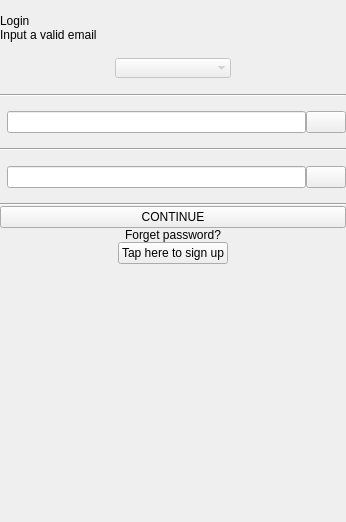
Above: ui/mobile/SignInScreen.ui from demlabs-cellframe/dap-ui-sdk before the change. Below: the same form after it.
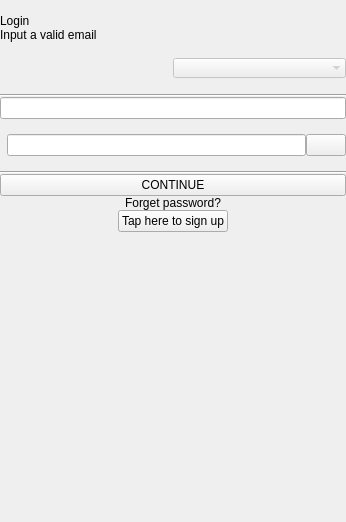
That is the form after the change. Custom widgets are drawn as their Qt base class.

Commit message: [*]New custom widget

```diff
--- a/ui/mobile/SignInScreen.ui
+++ b/ui/mobile/SignInScreen.ui
@@ -13,6 +13,34 @@
   <property name="windowTitle">
    <string>Form</string>
   </property>
+  <layout class="QHBoxLayout" name="horizontalLayout_2">
+   <property name="spacing">
+    <number>0</number>
+   </property>
+   <property name="leftMargin">
+    <number>0</number>
+   </property>
+   <property name="topMargin">
+    <number>0</number>
+   </property>
+   <property name="rightMargin">
+    <number>0</number>
+   </property>
+   <property name="bottomMargin">
+    <number>0</number>
+   </property>
+   <item>
+    <widget class="QWidget" name="wgtLeftMargin" native="true">
+     <property name="maximumSize">
+      <size>
+       <width>20</width>
+       <height>16777215</height>
+      </size>
+     </property>
+    </widget>
+   </item>
+   <item>
+    <widget class="QWidget" name="widget" native="true">
   <layout class="QVBoxLayout" name="verticalLayout">
    <property name="spacing">
     <number>0</number>
@@ -148,9 +176,6 @@
         </property>
        </widget>
       </item>
-      <item>
-       <widget class="QWidget" name="wgtRightSpacerCombobox" native="true"/>
-      </item>
      </layout>
     </widget>
    </item>
@@ -165,74 +190,7 @@
     <widget class="QWidget" name="wgtUnderComboBox" native="true"/>
    </item>
    <item>
-    <widget class="QWidget" name="wgtEmailFrame" native="true">
-     <property name="sizePolicy">
-      <sizepolicy hsizetype="Preferred" vsizetype="Fixed">
-       <horstretch>0</horstretch>
-       <verstretch>0</verstretch>
-      </sizepolicy>
-     </property>
-     <property name="minimumSize">
-      <size>
-       <width>0</width>
-       <height>51</height>
-      </size>
-     </property>
-     <property name="inputMethodHints">
-      <set>Qt::ImhLatinOnly</set>
-     </property>
-     <layout class="QHBoxLayout" name="horizontalLayout_2">
-      <property name="spacing">
-       <number>0</number>
-      </property>
-      <property name="leftMargin">
-       <number>0</number>
-      </property>
-      <property name="topMargin">
-       <number>0</number>
-      </property>
-      <property name="rightMargin">
-       <number>0</number>
-      </property>
-      <property name="bottomMargin">
-       <number>0</number>
-      </property>
-      <item alignment="Qt::AlignVCenter">
-       <widget class="QLabel" name="lblCaptionEmail">
-        <property name="text">
-         <string/>
-        </property>
-       </widget>
-      </item>
-      <item alignment="Qt::AlignVCenter">
-       <widget class="QLineEdit" name="edtEmail">
-        <property name="inputMethodHints">
-         <set>Qt::ImhEmailCharactersOnly|Qt::ImhLatinOnly</set>
-        </property>
-       </widget>
-      </item>
-      <item>
-       <widget class="QWidget" name="wgtSpacerButtonEmail" native="true"/>
-      </item>
-      <item>
-       <widget class="QPushButton" name="btnClearEmail">
-        <property name="text">
-         <string/>
-        </property>
-       </widget>
-      </item>
-      <item>
-       <widget class="QWidget" name="wgtRightSpacerEmail" native="true"/>
-      </item>
-     </layout>
-    </widget>
-   </item>
-   <item>
-    <widget class="Line" name="line_2">
-     <property name="orientation">
-      <enum>Qt::Horizontal</enum>
-     </property>
-    </widget>
+       <widget class="CustomLineEdit" name="edtEmail"/>
    </item>
    <item>
     <widget class="QWidget" name="wgtUnderEmail" native="true"/>
@@ -267,7 +225,7 @@
       <property name="bottomMargin">
        <number>0</number>
       </property>
-      <item alignment="Qt::AlignVCenter">
+         <item>
        <widget class="QLabel" name="lblCaptionPassword">
         <property name="text">
          <string/>
@@ -364,6 +322,26 @@
    </item>
   </layout>
  </widget>
+   </item>
+   <item>
+    <widget class="QWidget" name="wgtRightMargin" native="true">
+     <property name="maximumSize">
+      <size>
+       <width>20</width>
+       <height>16777215</height>
+      </size>
+     </property>
+    </widget>
+   </item>
+  </layout>
+ </widget>
+ <customwidgets>
+  <customwidget>
+   <class>CustomLineEdit</class>
+   <extends>QLineEdit</extends>
+   <header location="global">CustomLineEdit.h</header>
+  </customwidget>
+ </customwidgets>
  <resources/>
  <connections/>
 </ui>
```
Left out of the diff: 5 changed lines with no effect on the pictures. Lines whose indentation alone changed are shown as unchanged. The commit also changes 2 other files.
